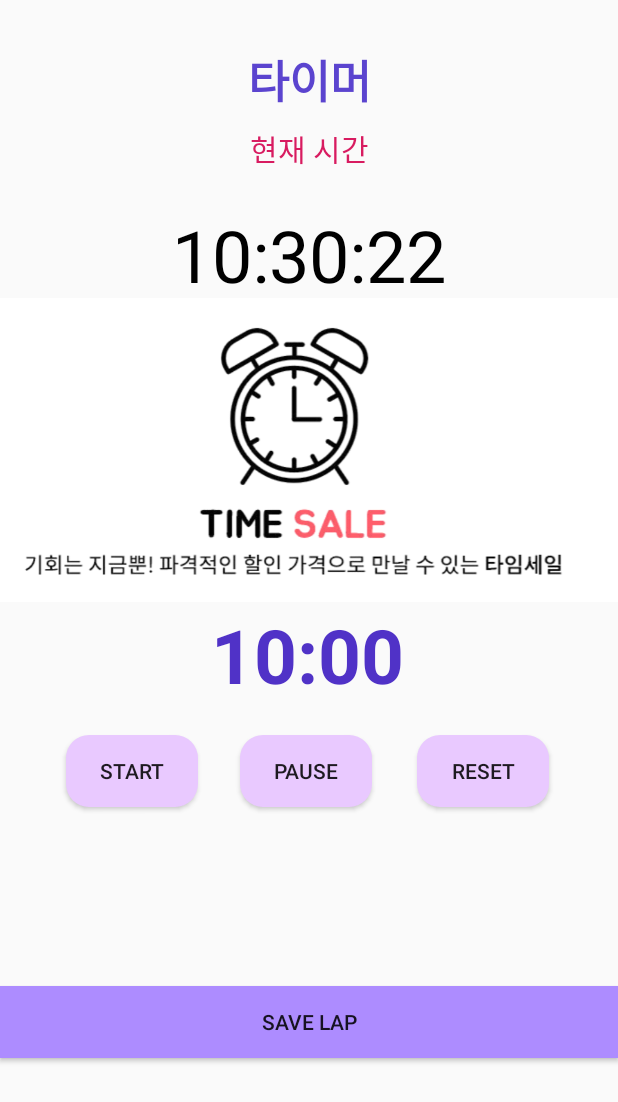
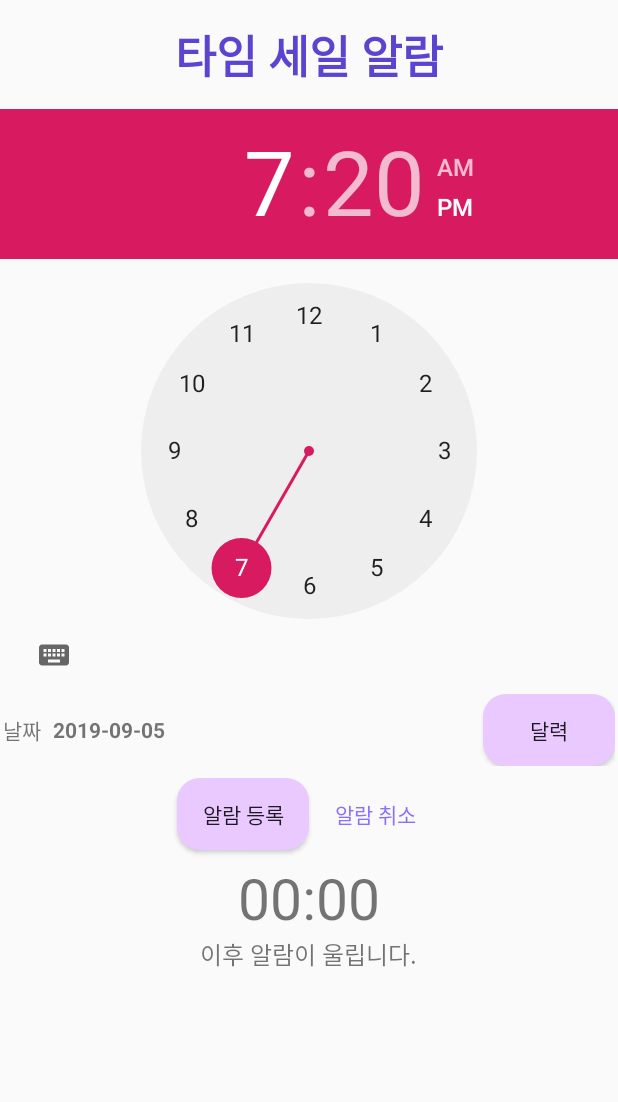
Before and after one commit to dev-Lena/FitMe, an Android app: the timesale screen opened directly, with no data from a screen before it, on a phone screen of 412 x 824 dp. Shown: the top 1102 px of the screen. Run offline under Robolectric (Android 15) with nearby library versions, the phone set to English and light mode, and no system bars.

```diff
--- a/app/src/main/java/com/example/fitme/first_main.java
+++ b/app/src/main/java/com/example/fitme/first_main.java
@@ -44,7 +44,7 @@ public class first_main extends AppCompatActivity {
                 autoLogin();  // 자동 로그인 검사
                 finish();
             }
-        }, 4000);
+        }, 3000);
         Log.e("first_main","4초 delay");
 
     }
--- a/app/src/main/java/com/example/fitme/sign_up.java
+++ b/app/src/main/java/com/example/fitme/sign_up.java
@@ -94,7 +94,7 @@ public class sign_up extends AppCompatActivity {
 
 
                 // 사용자가 입력한 값이 있을 때(0보다 클 때)
-                if (editText_email.length() > 0 && editText_password.length() > 0 && editText_password_confirm.length() > 0 && editText_nickname.length()>0&& editText_mysize.length()>0) {
+                if (editText_email.length() > 0 && editText_password.length() > 4 && editText_password_confirm.length() > 4 && editText_nickname.length()>0&& editText_mysize.length()>0) {
                     // 길이가 0보다 클 때
 
                     if (!checkEmail(editText_email.getText().toString())) {
--- a/app/src/main/java/com/example/fitme/timesale.java
+++ b/app/src/main/java/com/example/fitme/timesale.java
@@ -1,12 +1,19 @@
 package com.example.fitme;
 
+import android.app.AlarmManager;
+import android.app.DatePickerDialog;
+import android.app.PendingIntent;
+import android.content.Intent;
 import android.os.Bundle;
 import android.os.CountDownTimer;
 import android.os.Handler;
 import android.util.Log;
 import android.view.View;
 import android.widget.Button;
+import android.widget.DatePicker;
 import android.widget.TextView;
+import android.widget.TimePicker;
+import android.widget.Toast;
 
 import androidx.appcompat.app.AppCompatActivity;
 
@@ -14,112 +21,65 @@ import java.text.SimpleDateFormat;
 import java.util.Calendar;
 import java.util.Locale;
 
+import static java.lang.String.format;
+
 
 public class timesale extends AppCompatActivity {
 
-    // 현재 시간에 필요한 핸들러
-    TextView clockTextView;
+    // 알람 시간
+    private static Calendar calendar;
+    private static TimePicker timePicker;
+
+    //타이머에 필요한 핸들러
+    Button button_reset, button_Alarm;
+//    private final long START_TIME_IN_MILLIS = 60000;  // 이게 지금 타이머에 세팅되어있는 시간이니까 START_TIME_IN_MILLIS를 사용자가 설정한 알람 시간으로 바꿔야 함 // 원래 60000이었던 것 같음
     private static Handler mHandler;
-    TextView textView_timer;
-    //타이머에 필요한 핸들러
-    Button button_start, button_pause, button_reset;
-    private static final long START_TIME_IN_MILLIS = 600000;
-    //    TextView textView_timer;
     private CountDownTimer mCountDownTimer;
     private boolean mTimerRunning;
-    private long mTimeLeftInMillis = START_TIME_IN_MILLIS;
+    //    private long mTimeLeftInMillis = START_TIME_IN_MILLIS;  // 이게 지금 타이머에 세팅되어있는 시간이니까 START_TIME_IN_MILLIS를 사용자가 설정한 알람 시간으로 바꿔야 함
+    private long mTimeLeftInMillis;
+    // 뷰 객체
+    TextView textView_leftTime;
 
 
     @Override
     protected void onCreate(Bundle savedInstanceState) {
-        Log.e("timesale 클래스에서", "onCreate -> 타이머 하는 중");
         super.onCreate(savedInstanceState);
         setContentView(R.layout.activity_timesale);
-        // 현재 시간에 필요한 핸들러
-        mHandler = new Handler();
 
-        // 현재 시간에 필요한 핸들러
-        // 핸들러로 전달할 runnable 객체. 수신 스레드 실행.
-        final Runnable runnable = new Runnable() {
-            @Override
-            public void run() {
-                Calendar cal = Calendar.getInstance();
+        this.calendar = Calendar.getInstance();
+        // 현재 날짜 표시
+        displayDate();
 
-                SimpleDateFormat sdf = new SimpleDateFormat("HH:mm:ss");
-                String strTime = sdf.format(cal.getTime());
+        this.timePicker = findViewById(R.id.timePicker);
 
-                clockTextView = findViewById(R.id.clockTextView);
-                clockTextView.setText(strTime);  // 위에서 SimpleDateFormat으로 얻어온 현재 시간을 담은 strTime 변수로 clockTextView를 set함.
-            }
-        };
+        mHandler = new Handler(); // 알람 남은 시간 Handler
 
-        // 현재 시간에 필요한 핸들러
-        // 새로운 스레드 실행 코드. 1초 단위로 현재 시각 표시 요청.
-        class NewRunnable implements Runnable {
-            @Override
-            public void run() {
-                while (true) {
-
-                    try {
-                        Thread.sleep(1000);  // 1초마다 시간이 바뀌도록
-                    } catch (Exception e) {
-                        e.printStackTrace();
-                    }
-
-                    mHandler.post(runnable);
-                }
-            }
-        }
-
-        // 현재 시간에 필요한 핸들러
-        NewRunnable nr = new NewRunnable();  // 1초마다 시간 바뀌도록 한 runnable 객체 생성
-        Thread t = new Thread(nr);  //  runnable을 참고하여 돌아가는 쓰레드 객체 생성
-        t.start();  // 시작
-
+        // 날짜와 시간을 받은 알람
+        findViewById(R.id.button_Calendar).setOnClickListener(mClickListener);
+        findViewById(R.id.button_Alarm).setOnClickListener(mClickListener);
 
         // 타이머 핸들러
 
-        textView_timer = (TextView) findViewById(R.id.textView_timer);
-        button_start = (Button) findViewById(R.id.button_start);
-        button_pause = (Button) findViewById(R.id.button_pause);
+        textView_leftTime = (TextView) findViewById(R.id.textView_leftTime);
         button_reset = (Button) findViewById(R.id.button_reset);
-//        handler = new Handler();
 
-        // 타이머 시작 버튼
-        button_start.setOnClickListener(new View.OnClickListener() {
-            @Override
-            public void onClick(View view) {
-
-                if (mTimerRunning) {
-                    pauseTimer();
-                } else {
-                    startTimer();
-                }
-
-            }
-        });
-
-        // 타이머 일시정지 버튼
-        button_pause.setOnClickListener(new View.OnClickListener() {
-            @Override
-            public void onClick(View view) {
-                pauseTimer();
-
-            }
-        });
 
         // 타이머 초기화 버튼
         button_reset.setOnClickListener(new View.OnClickListener() {
             @Override
             public void onClick(View view) {
 
+
                 resetTimer();
+
             }
         });
 
         updateCountDownText();
 
-    }// onCreate 닫는 중괄호
+
+    }/// onCreate 닫는 중괄호
 
     // 타이머 시작
     private void startTimer() {
@@ -128,50 +88,178 @@ public class timesale extends AppCompatActivity {
             public void onTick(long l) {
                 mTimeLeftInMillis = l;
                 updateCountDownText();
+                Log.e("타이머startTimer ", "mTimeLeftInMillis & hours : " + mTimeLeftInMillis);
+
+
+
             }
 
             @Override
             public void onFinish() {
                 mTimerRunning = false;
-                button_pause.setText("start");
-                button_pause.setVisibility(View.INVISIBLE);
                 button_reset.setVisibility(View.VISIBLE);
             }
         }.start();
         mTimerRunning = true;
-//        button_pause.setText("pause");
-        button_reset.setVisibility(View.INVISIBLE);
+        button_reset.setVisibility(View.VISIBLE);
 
     }
 
-
     // 타이머 텍스트 업데이트
     private void updateCountDownText() {
-        int minutes = (int) (mTimeLeftInMillis / 1000) / 60;
+
+        int hours = (int) (mTimeLeftInMillis / 1000) / 3600;
+        Log.e("타이머updateCountDownText ", "mTimeLeftInMillis & hours : " + mTimeLeftInMillis + "&" + hours);
+        int minutes = (int) ((mTimeLeftInMillis / 1000) % 3600) / 60;
+        Log.e("타이머updateCountDownText ", "mTimeLeftInMillis & minutes : " + mTimeLeftInMillis + "&" + minutes);
         int seconds = (int) (mTimeLeftInMillis / 1000) % 60;
+        Log.e("타이머updateCountDownText ", "mTimeLeftInMillis & seconds : " + mTimeLeftInMillis + "&" + seconds);
 
-        String timeLeftFormatted = String.format(Locale.getDefault(), "%02d:%02d", minutes, seconds);
+        String timeLeftFormatted;
+        if (hours > 0) {
+            timeLeftFormatted = format(Locale.getDefault(),
+                    "%d:%02d:%02d", hours, minutes, seconds);
+            Log.e("타이머updateCountDownText ", "timeLeftFormatted  : " + timeLeftFormatted);
+        } else {
+            timeLeftFormatted = format(Locale.getDefault(),
+                    "%02d:%02d", minutes, seconds);
+            Log.e("타이머updateCountDownText ", "timeLeftFormatted  : " + timeLeftFormatted);
+        }
 
-        textView_timer.setText(timeLeftFormatted);
-    }
-
-    // 타이머 일시정지
-    private void pauseTimer() {
-        mCountDownTimer.cancel();
-        mTimerRunning = false;
-//        button_pause.setText("start");
-        button_reset.setVisibility(View.VISIBLE);
+        textView_leftTime.setText(timeLeftFormatted);
+        Log.e("타이머updateCountDownText ", "textView_leftTime  : " + textView_leftTime);
 
     }
 
     // 타이머 초기화
     private void resetTimer() {
-        mTimeLeftInMillis = START_TIME_IN_MILLIS;
+//        mTimeLeftInMillis = START_TIME_IN_MILLIS;
+//        mTimeLeftInMillis =;
+        mTimeLeftInMillis = 0;
         updateCountDownText();
-        button_reset.setVisibility(View.INVISIBLE);
-        button_pause.setVisibility(View.VISIBLE);
+        button_reset.setVisibility(View.VISIBLE);
+
 
     }
+
+    // 날짜 시간 알람
+    // 날짜 표시
+    private void displayDate() {
+        SimpleDateFormat format = new SimpleDateFormat("yyyy-MM-dd", Locale.getDefault());
+        TextView textView_date = findViewById(R.id.textView_date);
+        textView_date.setText(format.format(this.calendar.getTime())); // 사용자가 원하는 날짜를 받아서 보여지는 곳은 textView_date임.
+    }
+
+    // DatePickerDialog 호출
+    private void showDatePicker() {
+        DatePickerDialog dialog = new DatePickerDialog(this, new DatePickerDialog.OnDateSetListener() {
+            @Override
+            public void onDateSet(DatePicker datePicker, int year, int month, int dayOfMonth) {  // 사용자가 설정한 날짜를 set 함
+                // 알림 날짜 설정
+                calendar.set(Calendar.YEAR, year);
+                calendar.set(Calendar.MONTH, month);
+                calendar.set(Calendar.DATE, dayOfMonth);
+
+
+                //날짜 표시
+                displayDate();  // 앞서 사용자가 설정한 날짜
+
+
+            }
+        }, this.calendar.get(Calendar.YEAR), this.calendar.get(Calendar.MONTH), this.calendar.get(Calendar.DAY_OF_MONTH));
+
+        dialog.show();
+    }
+
+    //알람 등록
+    private void setAlarm() {
+        // 알람 시간 설정
+        // TimePicker에서 시간을 받아오는 곳
+        this.calendar.set(Calendar.HOUR_OF_DAY, this.timePicker.getHour());  // 사용자가 입력한 타겟 시간
+        this.calendar.set(Calendar.MINUTE, this.timePicker.getMinute());  // 사용자가 입력한 타겟 분
+        this.calendar.set(Calendar.SECOND, 0);                           // 사용자가 입력한 타겟 초
+
+        Log.e("여기!!!!!!!!!!!!!!!setAlarm ", " timePicker.getHour() : " + timePicker.getHour());
+        Log.e("여기!!!!!!!!!!!!!!!setAlarm ", " timePicker.getMinute() : " + timePicker.getMinute());
+
+
+        // 현재일보다 이전이면 등록 실패
+        if (this.calendar.before(Calendar.getInstance())) {
+            Toast.makeText(this, "알람 시간이 현재시간보다 이전일 수 없습니다", Toast.LENGTH_SHORT).show();
+            return;
+        }
+
+        // 사용자가 입력한 날짜와 시간, 분 초에서 현재 시간을 빼서 핸들러로 계속 해서 보여주기
+
+
+        // BroadCast Receiver 설정 -> Intent에 담아서 보냄
+        Intent intent = new Intent(this, AlarmReceiver.class);
+        PendingIntent pendingIntent = PendingIntent.getBroadcast(this, 0, intent, PendingIntent.FLAG_UPDATE_CURRENT);
+
+        // 알람 설정
+        AlarmManager alarmManager = (AlarmManager) getSystemService(ALARM_SERVICE);
+        alarmManager.set(AlarmManager.RTC_WAKEUP, this.calendar.getTimeInMillis(), pendingIntent);
+        Log.e("setAlarm ", "alarmManager  : " + alarmManager);
+        Log.e("setAlarm ", "calendar.getTimeInMillis() : " + calendar.getTimeInMillis());
+        Log.e("setAlarm ", "pendingIntent : " + pendingIntent);
+
+        // 토스트 메시지 보여주기 (알람 시간 표시)
+        SimpleDateFormat format = new SimpleDateFormat("yyyy-MM-dd", Locale.getDefault());
+        Toast.makeText(this, " 알람 : " + format.format(calendar.getTime()), Toast.LENGTH_SHORT).show();
+
+
+        // 타이머 시간 set하기
+        long setTime = calendar.getTimeInMillis();
+        long now = System.currentTimeMillis();
+
+        mTimeLeftInMillis = setTime - now;
+        Log.e("타이머startTimer!!!!!!!!!!!!! ", "mTimeLeftInMillis = setTime - now;!!!!!!!!!!!!!!!!!!!!!!!!!!!!!! : " + mTimeLeftInMillis);
+//        mTimeLeftInMillis = timePicker.getHour() + timePicker.getMinute() ;
+
+        mCountDownTimer = new CountDownTimer(mTimeLeftInMillis, 1000) {
+            @Override
+            public void onTick(long l) {
+                mTimeLeftInMillis = l;
+                updateCountDownText();
+                Log.e("타이머startTimer ", "mTimeLeftInMillis & hours : " + mTimeLeftInMillis);
+
+
+            }
+
+            @Override
+            public void onFinish() {
+                mTimerRunning = false;
+                button_reset.setVisibility(View.VISIBLE);
+            }
+        }.start();
+        mTimerRunning = true;
+        button_reset.setVisibility(View.VISIBLE);
+
+    }
+    View.OnClickListener mClickListener = new View.OnClickListener() {
+        @Override
+        public void onClick(View view) {
+            switch (view.getId()) {
+                case R.id.button_Calendar:
+                    // 달력
+                    showDatePicker();
+
+                    break;
+                case R.id.button_Alarm:
+                    // 알람 등록
+                    setAlarm();  // 설정한 날짜와 시간에 알람이 울리도록
+
+                    startTimer();  // 남은 시간을 보여주는 타이머를 시작
+
+                    break;
+            }
+
+        }
+    };
+
+
+
+
 
     @Override
     protected void onRestart() {
--- a/app/src/main/res/layout/activity_timesale.xml
+++ b/app/src/main/res/layout/activity_timesale.xml
@@ -1,11 +1,11 @@
 <?xml version="1.0" encoding="utf-8"?>
-<androidx.constraintlayout.widget.ConstraintLayout xmlns:android="http://schemas.android.com/apk/res/android"
+<LinearLayout xmlns:android="http://schemas.android.com/apk/res/android"
     xmlns:app="http://schemas.android.com/apk/res-auto"
     xmlns:tools="http://schemas.android.com/tools"
     android:layout_width="match_parent"
     android:layout_height="match_parent"
-    tools:context=".feed">
-
+    android:orientation="vertical"
+    >
     <androidx.constraintlayout.widget.ConstraintLayout
         android:id="@+id/constraintLayout4"
         android:layout_width="match_parent"
@@ -23,7 +23,7 @@
             android:layout_marginEnd="8dp"
             android:layout_marginBottom="8dp"
             android:gravity="center"
-            android:text="타이머"
+            android:text="타임 세일 알람"
             android:textColor="@color/colorDeepPurple"
             android:textColorLink="@color/colorPurple"
             android:textSize="30sp"
@@ -38,7 +38,7 @@
             android:layout_width="wrap_content"
             android:layout_height="wrap_content"
             android:orientation="horizontal"
-            app:layout_constraintGuide_begin="106dp" />
+            app:layout_constraintGuide_begin="73dp" />
     </androidx.constraintlayout.widget.ConstraintLayout>
 
     <androidx.constraintlayout.widget.Guideline
@@ -48,133 +48,82 @@
         android:orientation="horizontal"
         app:layout_constraintGuide_begin="672dp" />
 
-    <TextView
-        android:id="@+id/textView_11"
-        android:layout_width="wrap_content"
+    <TimePicker
+        android:id="@+id/timePicker"
+        android:layout_width="match_parent"
+        android:layout_height="wrap_content" />
+
+    <LinearLayout
+        android:layout_width="match_parent"
         android:layout_height="wrap_content"
-        android:layout_marginStart="8dp"
-        android:layout_marginEnd="8dp"
-        android:layout_marginBottom="8dp"
-        android:text="현재 시간"
-        android:textColor="@color/colorAccent"
-        android:textSize="20sp"
-        app:layout_constraintBottom_toTopOf="@+id/guideline12"
-        app:layout_constraintEnd_toEndOf="parent"
-        app:layout_constraintStart_toStartOf="parent" />
+        android:gravity="center_vertical"
+        android:orientation="horizontal"
+        android:paddingLeft="15dp"
+
+        android:padding="2dp">
+
+        <TextView
+            android:layout_width="wrap_content"
+            android:layout_height="wrap_content"
+            android:text="날짜" />
+
+        <TextView
+            android:id="@+id/textView_date"
+            android:layout_width="0px"
+            android:layout_height="wrap_content"
+            android:layout_marginStart="8dp"
+            android:layout_weight="1"
+            android:textStyle="bold" />
+
+        <Button
+            android:id="@+id/button_Calendar"
+            android:layout_width="wrap_content"
+            android:layout_height="wrap_content"
+            android:background="@drawable/btn_verybrightpurple"
+            android:text="달력" />
 
 
-    <androidx.constraintlayout.widget.Guideline
-        android:id="@+id/guideline12"
-        android:layout_width="wrap_content"
-        android:layout_height="wrap_content"
-        android:orientation="horizontal"
-        app:layout_constraintGuide_begin="122dp" />
+    </LinearLayout>
 
+    <LinearLayout
+        android:layout_width="match_parent"
+        android:layout_height="60dp"
+        android:gravity="center"
+        android:orientation="horizontal">
+
+        <Button
+            android:id="@+id/button_Alarm"
+            android:layout_width="wrap_content"
+            android:layout_height="wrap_content"
+            android:background="@drawable/btn_verybrightpurple"
+            android:text="알람 등록" />
+
+        <Button
+            android:id="@+id/button_reset"
+            android:layout_width="wrap_content"
+            android:layout_height="wrap_content"
+            android:background="@null"
+            android:textColor="@color/colorLightPurple"
+            android:text="알람 취소" />
+    </LinearLayout>
 
     <TextView
 
-        android:id="@+id/clockTextView"
+        android:id="@+id/textView_leftTime"
         android:layout_width="wrap_content"
         android:layout_height="wrap_content"
+        android:layout_gravity="center"
         android:text="00:00:00"
-        android:textSize="48sp"
-        android:textColor="@color/colorBlack"
-        app:layout_constraintBottom_toBottomOf="parent"
-        app:layout_constraintLeft_toLeftOf="parent"
-        app:layout_constraintRight_toRightOf="parent"
-        app:layout_constraintTop_toTopOf="@+id/guideline12"
-        app:layout_constraintVertical_bias="0.024" />
+        android:textSize="38sp" />
 
-    <ImageView
-        android:id="@+id/imageView2"
+    <TextView
+
+        android:id="@+id/textView_left"
         android:layout_width="wrap_content"
         android:layout_height="wrap_content"
-        android:layout_marginTop="8dp"
-        app:layout_constraintEnd_toEndOf="parent"
-        app:layout_constraintHorizontal_bias="0.0"
-        app:layout_constraintStart_toStartOf="parent"
-        app:layout_constraintTop_toTopOf="@+id/guideline12"
-        app:srcCompat="@drawable/timesale_white" />
-
-    <TextView
-        android:id="@+id/textView_timer"
-        android:layout_width="wrap_content"
-        android:layout_height="wrap_content"
-        android:layout_alignParentTop="true"
-        android:layout_centerHorizontal="true"
-        android:text="00:00"
-        android:textColor="@color/colorDarkPurple"
-        android:textSize="50dp"
-        android:textStyle="bold"
-        app:layout_constraintBottom_toBottomOf="@+id/imageView2"
-        app:layout_constraintEnd_toEndOf="parent"
-        app:layout_constraintHorizontal_bias="0.497"
-        app:layout_constraintStart_toStartOf="parent" />
-
-    <Button
-        android:id="@+id/button_start"
-        android:layout_width="wrap_content"
-        android:layout_height="wrap_content"
-        android:layout_below="@+id/textView"
-        android:layout_alignParentStart="true"
-        android:layout_alignParentLeft="true"
-        android:layout_marginStart="44dp"
-        android:layout_marginTop="20dp"
-        android:background="@drawable/btn_verybrightpurple"
-        android:text="start"
-        app:layout_constraintStart_toStartOf="parent"
-        app:layout_constraintTop_toBottomOf="@+id/textView_timer" />
-
-    <Button
-        android:id="@+id/button_pause"
-        android:layout_width="wrap_content"
-        android:layout_height="wrap_content"
-        android:layout_alignBaseline="@+id/button_start"
-        android:layout_alignBottom="@+id/button_start"
-        android:layout_centerHorizontal="true"
-        android:layout_marginStart="28dp"
-        android:layout_marginTop="20dp"
-        android:background="@drawable/btn_verybrightpurple"
-        android:text="Pause"
-        app:layout_constraintStart_toEndOf="@+id/button_start"
-        app:layout_constraintTop_toBottomOf="@+id/textView_timer" />
-
-    <Button
-        android:id="@+id/button_reset"
-        android:layout_width="wrap_content"
-        android:layout_height="wrap_content"
-        android:layout_alignTop="@+id/button_pause"
-        android:layout_alignParentEnd="true"
-        android:layout_alignParentRight="true"
-        android:layout_marginTop="20dp"
-        android:background="@drawable/btn_verybrightpurple"
-        android:text="Reset"
-        app:layout_constraintEnd_toEndOf="parent"
-        app:layout_constraintHorizontal_bias="0.396"
-        app:layout_constraintStart_toEndOf="@+id/button_pause"
-        app:layout_constraintTop_toBottomOf="@+id/textView_timer" />
-
-    <ListView
-        android:layout_width="match_parent"
-        android:layout_height="match_parent"
-        android:layout_below="@+id/button_reset"
-        android:layout_centerHorizontal="true"
-        android:layout_marginTop="12dp"
-        android:id="@+id/listview1">
+        android:layout_gravity="center"
+        android:text="이후 알람이 울립니다."
+        android:textSize="16sp" />
 
 
-    </ListView>
-
-    <Button
-        android:id="@+id/button4"
-        android:layout_width="fill_parent"
-        android:layout_height="wrap_content"
-        android:layout_below="@+id/button_pause"
-        android:layout_centerHorizontal="true"
-        android:background="@color/colorBrightPurple"
-        android:text="Save Lap"
-        app:layout_constraintBottom_toBottomOf="@+id/listview1"
-        app:layout_constraintStart_toStartOf="parent"
-        app:layout_constraintTop_toBottomOf="@+id/button_pause" />
-
-</androidx.constraintlayout.widget.ConstraintLayout>
+</LinearLayout>
--- a/app/src/main/res/menu/bottom_menu.xml
+++ b/app/src/main/res/menu/bottom_menu.xml
@@ -25,7 +25,7 @@
         android:id="@+id/action_mypage"
         android:enabled="true"
         android:icon="@drawable/ic_person_black_24dp"
-        android:title="my closet" />
+        android:title="my page" />
 
 
 </menu>
```
Also changed, not shown: app/src/main/AndroidManifest.xml (+10 -1 lines), app/src/main/java/com/example/fitme/AlarmActivity.java (added, +66 -0 lines), app/src/main/java/com/example/fitme/AlarmReceiver.java (added, +22 -0 lines), app/src/main/java/com/example/fitme/AlarmService.java (added, +68 -0 lines), app/src/main/res/layout/activity_alarm.xml (added, +29 -0 lines), app/src/main/res/layout/activity_feed.xml (+15 -1 lines), app/src/main/res/drawable/img_fitme_logo_edit.png (added), 1 other file.
